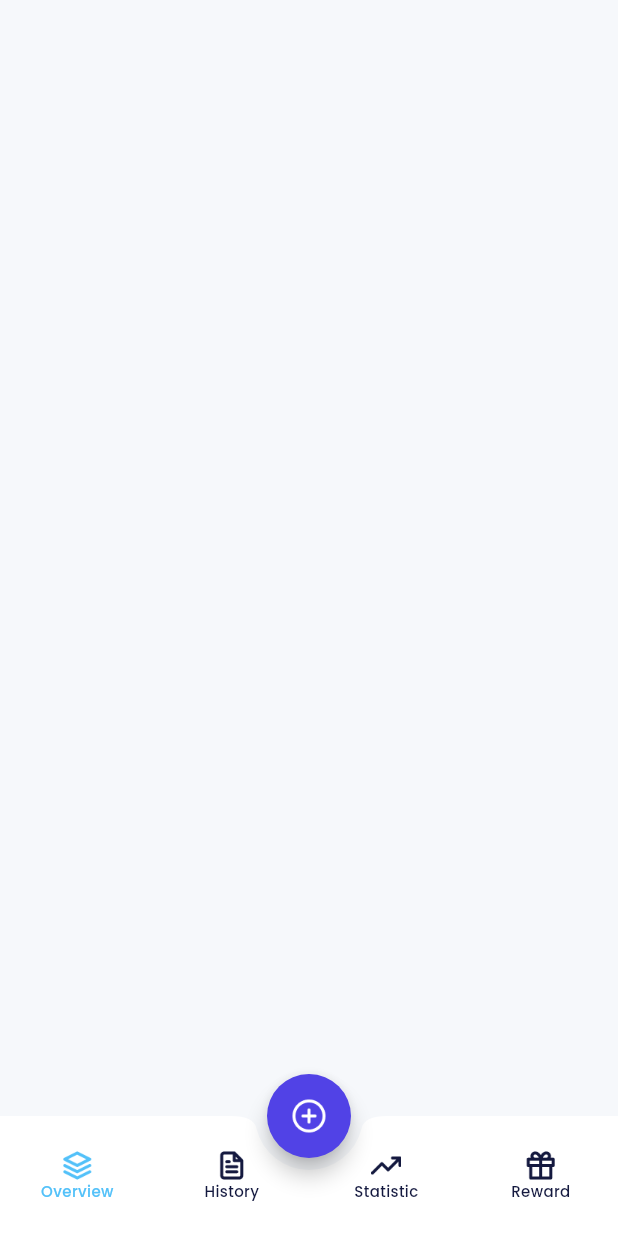
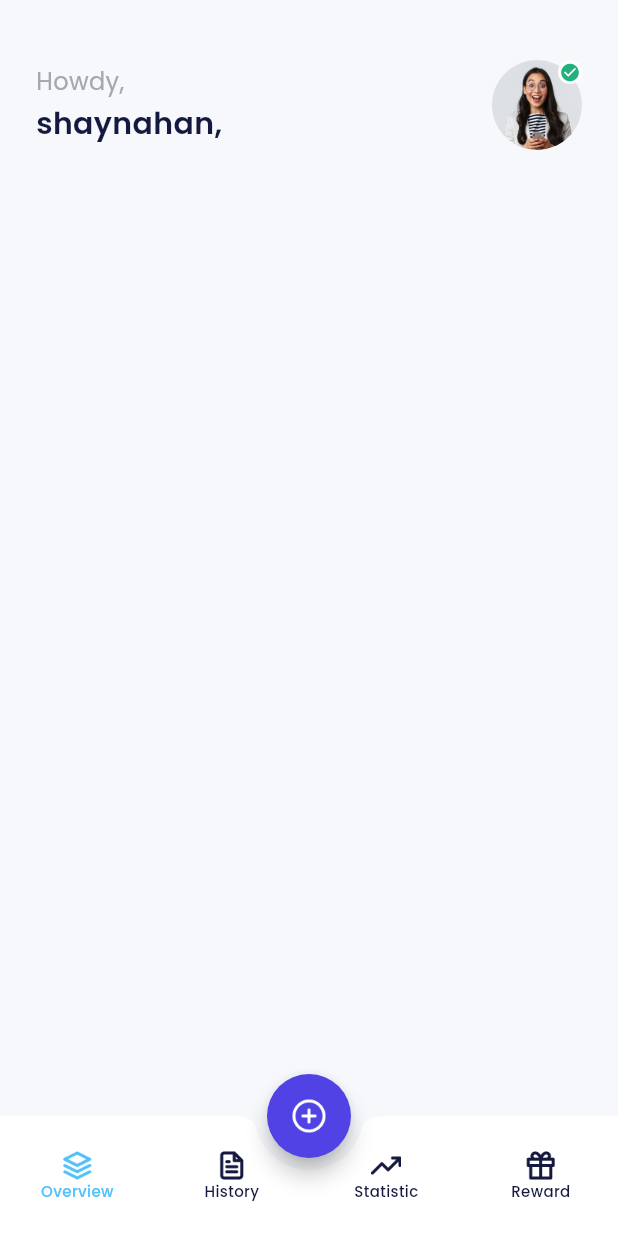
Before and after one commit to evairo176/bank_e, a Flutter app: the HomePage screen opened by its route, on a phone screen of 412 x 824 dp. Run offline on Flutter 3.47's test engine with Material 3 defaults, Android fonts, the phone set to English and light mode, and no system bars; our stand-ins replace carousel_slider, google_fonts.

Commit message:
feat: add section build profile to home page

```diff
--- a/lib/ui/pages/home_page.dart
+++ b/lib/ui/pages/home_page.dart
@@ -75,6 +75,74 @@ class HomePage extends StatelessWidget {
         ),
       ),
       floatingActionButtonLocation: FloatingActionButtonLocation.centerDocked,
+      body: ListView(
+        padding: const EdgeInsets.symmetric(
+          horizontal: 24,
+        ),
+        children: [
+          buildProfile(),
+        ],
+      ),
+    );
+  }
+
+  Widget buildProfile() {
+    return Container(
+      margin: const EdgeInsets.only(
+        top: 40,
+      ),
+      child: Row(
+        mainAxisAlignment: MainAxisAlignment.spaceBetween,
+        children: [
+          Column(
+            crossAxisAlignment: CrossAxisAlignment.start,
+            children: [
+              Text(
+                'Howdy,',
+                style: greyTextStyle.copyWith(
+                  fontSize: 16,
+                ),
+              ),
+              const SizedBox(
+                height: 2,
+              ),
+              Text(
+                'shaynahan,',
+                style: blackTextStyle.copyWith(
+                  fontSize: 20,
+                  fontWeight: semiBold,
+                ),
+              ),
+            ],
+          ),
+          Container(
+            width: 60,
+            height: 60,
+            decoration: const BoxDecoration(
+              shape: BoxShape.circle,
+              image: DecorationImage(
+                image: AssetImage('assets/image_profile.png'),
+              ),
+            ),
+            child: Align(
+              alignment: Alignment.topRight,
+              child: Container(
+                width: 16,
+                height: 16,
+                decoration:
+                    BoxDecoration(shape: BoxShape.circle, color: whiteColor),
+                child: Center(
+                  child: Icon(
+                    Icons.check_circle,
+                    color: greenColor,
+                    size: 14,
+                  ),
+                ),
+              ),
+            ),
+          )
+        ],
+      ),
     );
   }
 }
```
